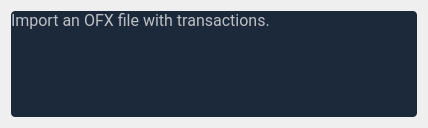
Above: budgetter/view/skeletons/ImportTransactions.ui from opierre/Budgetter before the change. Below: the same form after it.
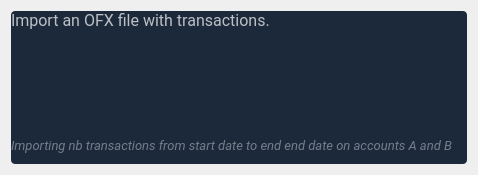
That is the form after the change. Icons and pictures are not drawn. Custom widgets are drawn as their Qt base class.

Commit message: feat: return global info after OFX conversion

Diff of the .ui file:
```diff
--- a/budgetter/view/skeletons/ImportTransactions.ui
+++ b/budgetter/view/skeletons/ImportTransactions.ui
@@ -182,7 +182,7 @@
        <number>15</number>
       </property>
       <property name="bottomMargin">
-       <number>0</number>
+       <number>10</number>
       </property>
       <item>
        <widget class="QLabel" name="label">
@@ -260,6 +260,24 @@
         </item>
        </layout>
       </item>
+      <item>
+       <widget class="QLabel" name="header_info">
+        <property name="font">
+         <font>
+          <family>Roboto</family>
+          <pointsize>10</pointsize>
+          <italic>true</italic>
+         </font>
+        </property>
+        <property name="styleSheet">
+         <string notr="true">color: rgba(255, 255, 255, 100);
+font-style: italic;</string>
+        </property>
+        <property name="text">
+         <string>Importing nb transactions from start date to end end date on accounts A and B</string>
+        </property>
+       </widget>
+      </item>
      </layout>
     </widget>
    </item>
```
The commit also changes 7 other files.
